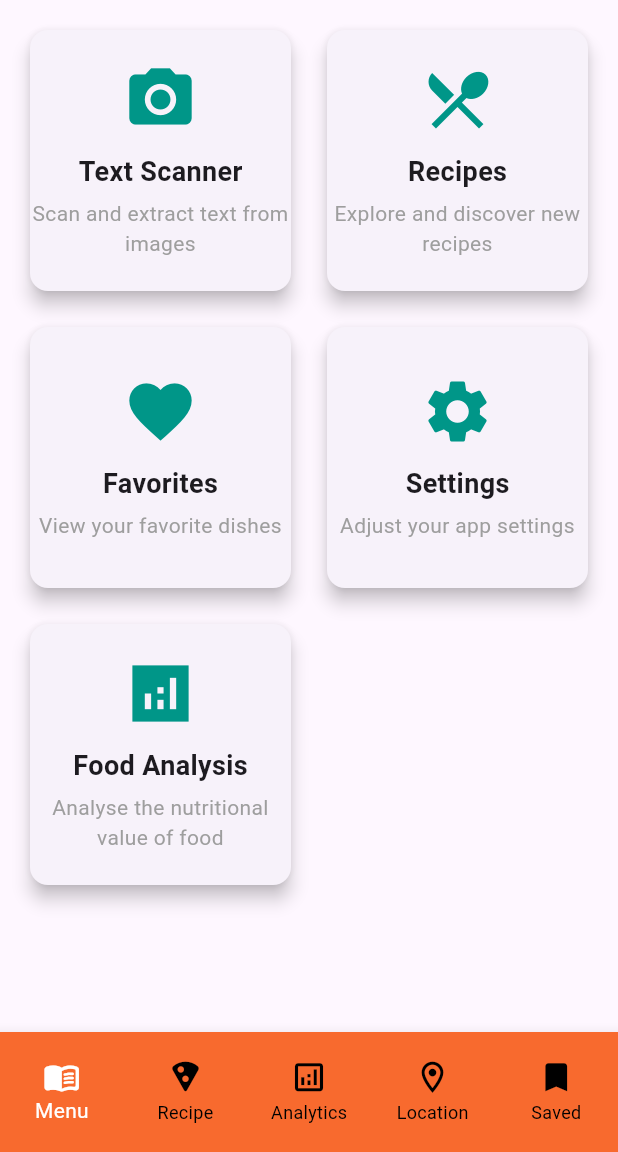
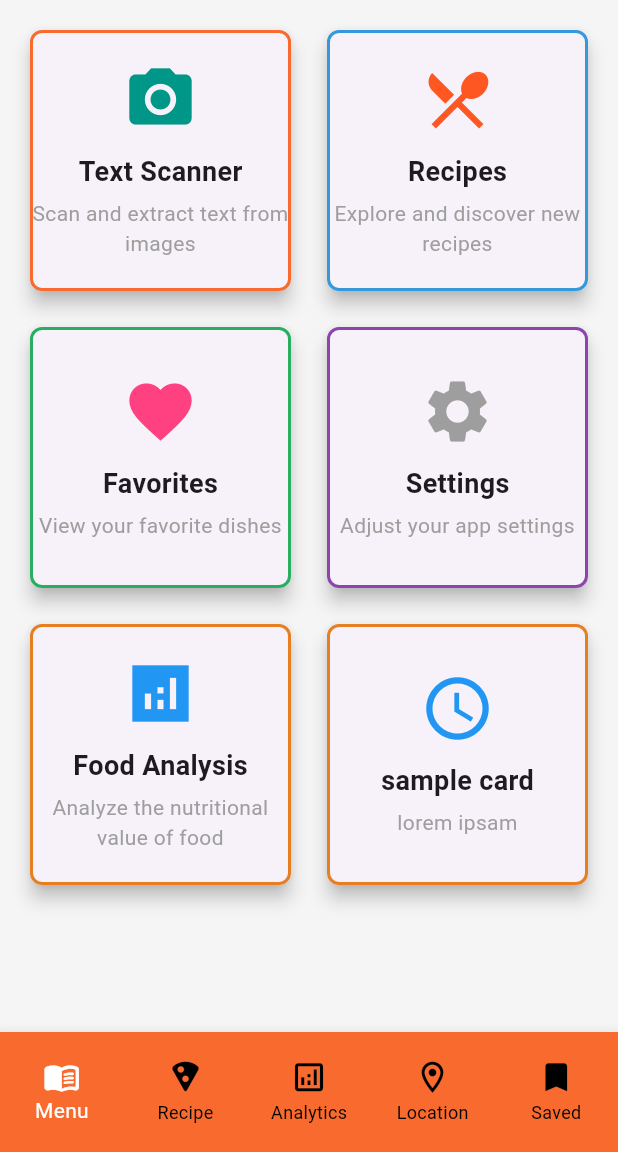
Before and after one commit to IT22353948/EatBetter, a Flutter app: the screen it shows after launch, on a phone screen of 412 x 824 dp, the part 84-1236 px from its top. Run offline on Flutter 3.47's test engine with Material 3 defaults, Android fonts, the phone set to English and light mode, and no system bars; our stand-ins replace image_picker; missing offline and left inert: dart:ffi, google_mlkit_text_recognition.

Commit message:
add background color for body -> container

```diff
--- a/lib/pages/home.dart
+++ b/lib/pages/home.dart
@@ -10,9 +10,11 @@ class HomePage extends StatelessWidget {
       appBar: AppBar(
         centerTitle: true,
         title: const Text('EatBetter'),
-        backgroundColor: const Color(0xFFF86A2E),
+        backgroundColor: const Color(0xFFF86A2E), // AppBar color
       ),
-      body: Padding(
+      body: Container(
+
+        color: const Color(0xFFF5F5F5), // Background color for the body
         padding: const EdgeInsets.all(16.0),
         child: GridView.count(
           crossAxisCount: 2,
@@ -25,6 +27,8 @@ class HomePage extends StatelessWidget {
               'Scan and extract text from images',
               Icons.camera_alt,
               HomePageImageToText(),
+              Colors.teal, // Icon color
+              Color(0xFFF86A2E), // Card border color
             ),
             _buildNavigationCard(
               context,
@@ -32,6 +36,8 @@ class HomePage extends StatelessWidget {
               'Explore and discover new recipes',
               Icons.restaurant_menu,
               Container(), // Replace with the actual Recipes screen
+              Colors.deepOrange, // Icon color
+              Color(0xFF3498db), // Card border color
             ),
             _buildNavigationCard(
               context,
@@ -39,6 +45,8 @@ class HomePage extends StatelessWidget {
               'View your favorite dishes',
               Icons.favorite,
               Container(), // Replace with the actual Favorites screen
+              Colors.pinkAccent, // Icon color
+              Color(0xFF27AE60), // Card border color
             ),
             _buildNavigationCard(
               context,
@@ -46,13 +54,26 @@ class HomePage extends StatelessWidget {
               'Adjust your app settings',
               Icons.settings,
               Container(), // Replace with the actual Settings screen
+              Colors.grey, // Icon color
+              Color(0xFF8E44AD), // Card border color
             ),
             _buildNavigationCard(
               context,
               'Food Analysis',
-              'Analyse the nutritional value of food',
+              'Analyze the nutritional value of food',
               Icons.analytics_sharp,
-              FoodAnalysis(), // Replace with the actual Settings screen
+              FoodAnalysis(), // Replace with the actual Food Analysis screen
+              Colors.blue, // Icon color
+              Color(0xFFE67E22), // Card border color
+            ),
+            _buildNavigationCard(
+              context,
+              'sample card',
+              'lorem ipsam',
+              Icons.access_time_sharp,
+              FoodAnalysis(), // Replace with the actual Food Analysis screen
+              Colors.blue, // Icon color
+              Color(0xFFE67E22), // Card border color
             ),
           ],
         ),
@@ -66,8 +87,14 @@ class HomePage extends StatelessWidget {
     String subtitle,
     IconData icon,
     Widget destination,
+    Color iconColor,
+    Color borderColor,
   ) {
     return Card(
+      shape: RoundedRectangleBorder(
+        side: BorderSide(color: borderColor, width: 2), // Custom card border color
+        borderRadius: BorderRadius.circular(8.0),
+      ),
       elevation: 5,
       child: InkWell(
         onTap: () {
@@ -82,7 +109,7 @@ class HomePage extends StatelessWidget {
             Icon(
               icon,
               size: 50,
-              color: Colors.teal,
+              color: iconColor, // Custom icon color
             ),
             const SizedBox(height: 10),
             Text(
```
